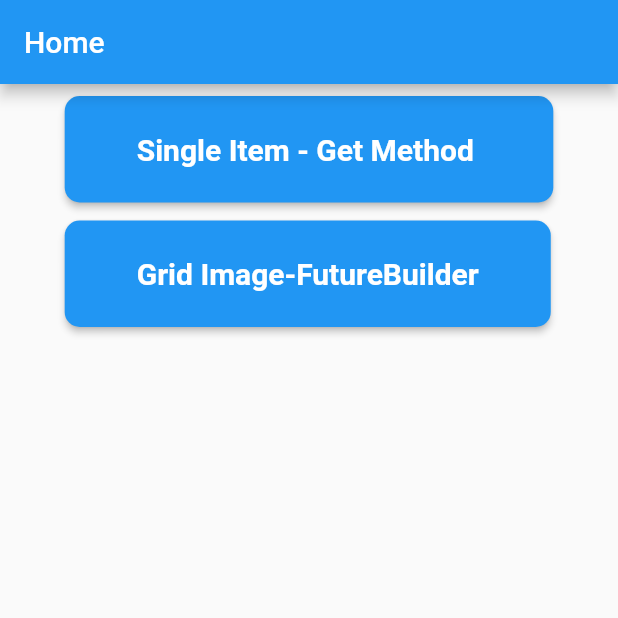
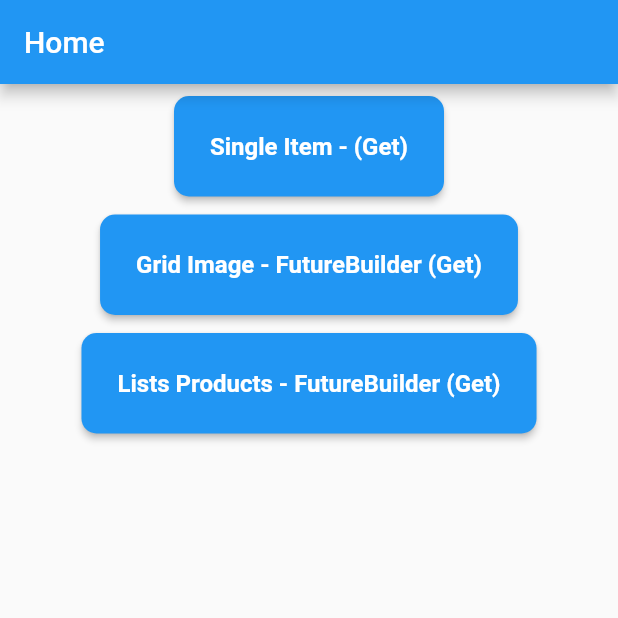
Before and after one commit to obimike/flutter_api_test, a Flutter app: the screen it shows after launch, on a phone screen of 412 x 824 dp, the top half of it. Run offline on Flutter 3.47's test engine with Material 2 defaults, Android fonts, the phone set to English and light mode, and no system bars.

Commit message:
handling products json array

```diff
--- /dev/null
+++ b/lib/src/models/product_model.dart
@@ -0,0 +1,9 @@
+class Product {
+  final List products;
+
+  Product({required this.products});
+
+  factory Product.fromJson(Map<String, dynamic> json) {
+    return Product(products: json["products"]);
+  }
+}
--- a/lib/src/screens/home_screen/home_screen.dart
+++ b/lib/src/screens/home_screen/home_screen.dart
@@ -1,4 +1,5 @@
 import 'package:api_test/src/screens/get_method/grid_images.dart';
+import 'package:api_test/src/screens/get_method/lists_product.dart';
 import 'package:api_test/src/screens/get_method/single_product.dart';
 import 'package:flutter/material.dart';
 
@@ -15,8 +16,7 @@ class HomeScreen extends StatelessWidget {
           child: Column(
             children: [
               Center(
-                child: Wrap(
-                  direction: Axis.vertical,
+                child: Column(
                   children: [
                     ElevatedButton(
                       onPressed: () {
@@ -28,15 +28,15 @@ class HomeScreen extends StatelessWidget {
                       },
                       style: ElevatedButton.styleFrom(
                         padding: const EdgeInsets.symmetric(
-                            horizontal: 48, vertical: 24),
+                            horizontal: 24, vertical: 24),
                         shape: RoundedRectangleBorder(
                           borderRadius: BorderRadius.circular(10),
                         ),
                       ),
                       child: const Text(
-                        "Single Item - Get Method ",
+                        "Single Item - (Get)",
                         style: TextStyle(
-                            fontSize: 20, fontWeight: FontWeight.w700),
+                            fontSize: 16, fontWeight: FontWeight.w700),
                       ),
                     ),
                     const SizedBox(
@@ -52,15 +52,39 @@ class HomeScreen extends StatelessWidget {
                       },
                       style: ElevatedButton.styleFrom(
                         padding: const EdgeInsets.symmetric(
-                            horizontal: 48, vertical: 24),
+                            horizontal: 24, vertical: 24),
                         shape: RoundedRectangleBorder(
                           borderRadius: BorderRadius.circular(10),
                         ),
                       ),
                       child: const Text(
-                        "Grid Image-FutureBuilder",
+                        "Grid Image - FutureBuilder (Get)",
                         style: TextStyle(
-                            fontSize: 20, fontWeight: FontWeight.w700),
+                            fontSize: 16, fontWeight: FontWeight.w700),
+                      ),
+                    ),
+                    const SizedBox(
+                      height: 12,
+                    ),
+                    ElevatedButton(
+                      onPressed: () {
+                        Navigator.of(context).push(
+                          MaterialPageRoute(
+                            builder: (context) => const ProductList(),
+                          ),
+                        );
+                      },
+                      style: ElevatedButton.styleFrom(
+                        padding: const EdgeInsets.symmetric(
+                            horizontal: 24, vertical: 24),
+                        shape: RoundedRectangleBorder(
+                          borderRadius: BorderRadius.circular(10),
+                        ),
+                      ),
+                      child: const Text(
+                        "Lists Products - FutureBuilder (Get)",
+                        style: TextStyle(
+                            fontSize: 16, fontWeight: FontWeight.w700),
                       ),
                     ),
                   ],
--- a/lib/src/services/api_service.dart
+++ b/lib/src/services/api_service.dart
@@ -1,3 +1,4 @@
+import 'package:api_test/src/models/product_model.dart';
 import 'package:api_test/src/models/single_product_model.dart';
 import 'package:http/http.dart' as http;
 import 'dart:convert';
@@ -17,4 +18,19 @@ class ApiServices {
       throw Exception('Failed to load Product!');
     }
   }
+
+
+  Future<Product> getProducts() async {
+    final response =
+    await http.get(Uri.parse('https://dummyjson.com/products'));
+
+    if (response.statusCode == 200) {
+      // print(response.body);
+      var products = response.body;
+      // products = products["products"].toString();
+      return Product.fromJson(jsonDecode(products));
+    } else {
+      throw Exception('Failed to load Product!');
+    }
+  }
 }
```
Also changed, not shown: lib/src/screens/get_method/lists_product.dart (added, +42 -0 lines), lib/src/widgets/product_list.dart (added, +80 -0 lines), lib/src/screens/details/ProductDetails.dart (added).
